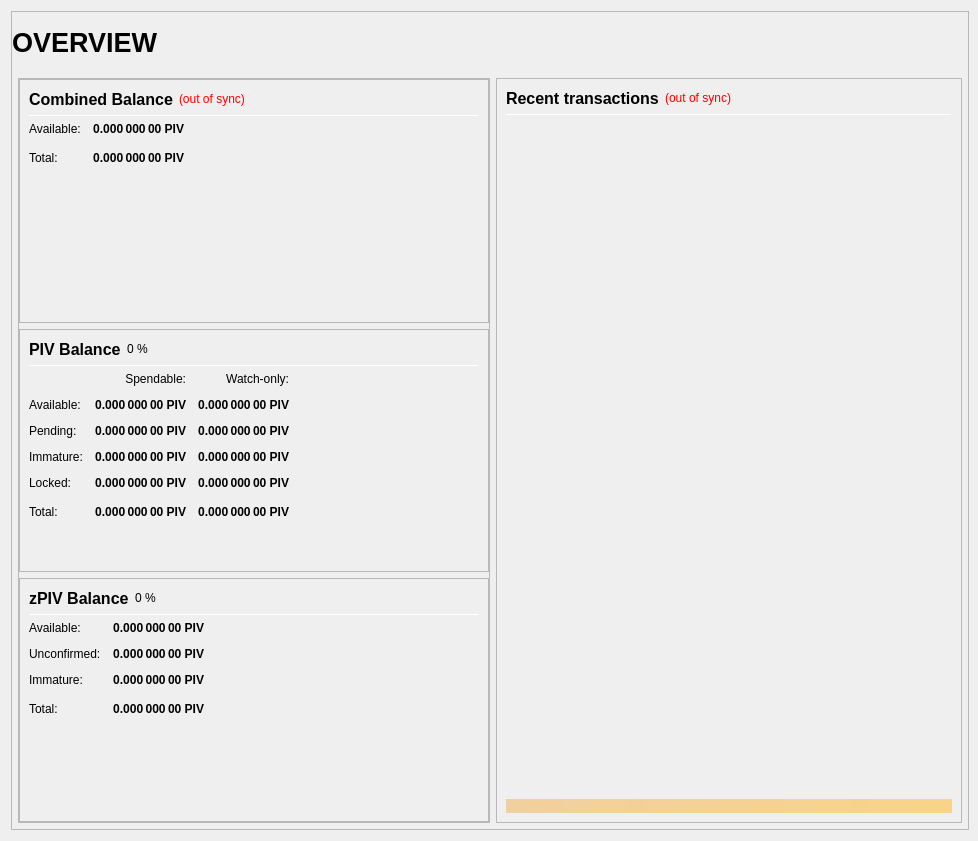
Before: the Qt Designer form src/qt/forms/overviewpage.ui in Bittoriumv2/Bittorium, drawn with Qt 5.
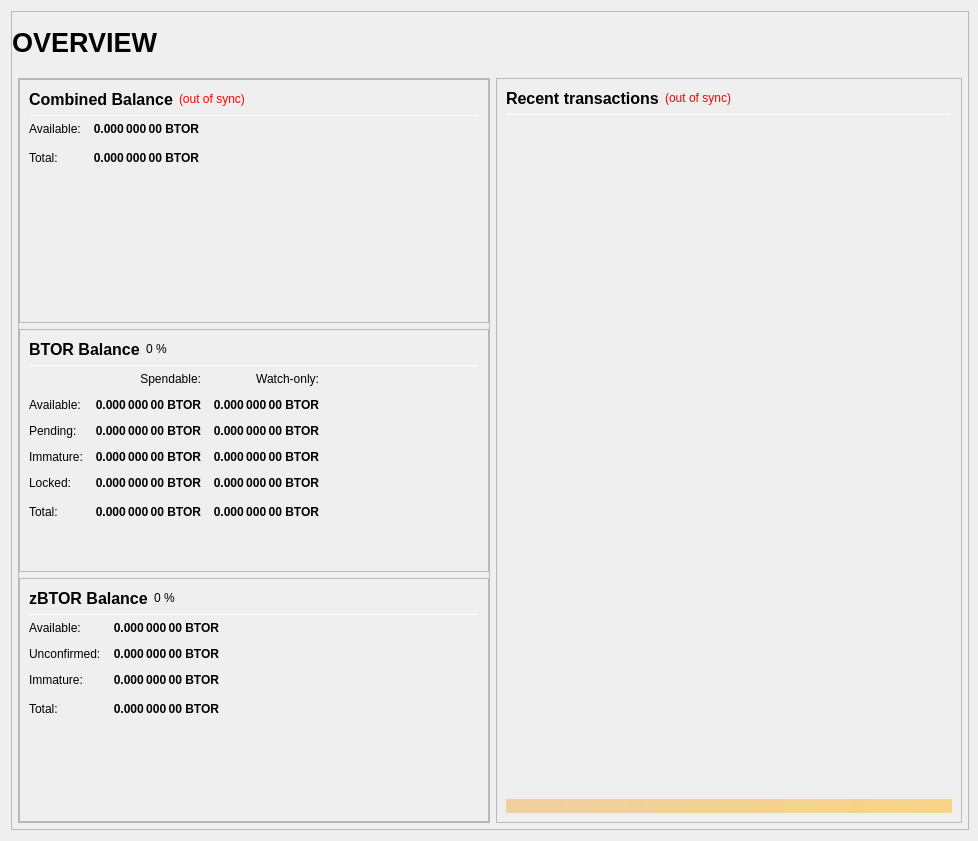
After: the same form once the commit is applied.

What changed in the file:
```diff
--- a/src/qt/forms/overviewpage.ui
+++ b/src/qt/forms/overviewpage.ui
@@ -333,7 +333,7 @@
                           <string>Your current spendable balance</string>
                          </property>
                          <property name="text">
-                          <string notr="true">0.000 000 00 PIV</string>
+                          <string notr="true">0.000 000 00 BTOR</string>
                          </property>
                          <property name="alignment">
                           <set>Qt::AlignRight|Qt::AlignTrailing|Qt::AlignVCenter</set>
@@ -365,7 +365,7 @@
                           <string>Total Balance, including all unavailable coins.</string>
                          </property>
                          <property name="text">
-                          <string notr="true">0.000 000 00 PIV</string>
+                          <string notr="true">0.000 000 00 BTOR</string>
                          </property>
                          <property name="alignment">
                           <set>Qt::AlignRight|Qt::AlignTrailing|Qt::AlignVCenter</set>
@@ -433,7 +433,7 @@
                           </font>
                          </property>
                          <property name="text">
-                          <string>PIV Balance</string>
+                          <string>BTOR Balance</string>
                          </property>
                         </widget>
                        </item>
@@ -525,7 +525,7 @@
                           <string>Your current spendable balance</string>
                          </property>
                          <property name="text">
-                          <string notr="true">0.000 000 00 PIV</string>
+                          <string notr="true">0.000 000 00 BTOR</string>
                          </property>
                          <property name="alignment">
                           <set>Qt::AlignRight|Qt::AlignTrailing|Qt::AlignVCenter</set>
@@ -550,7 +550,7 @@
                           <string>Your current balance in watch-only addresses</string>
                          </property>
                          <property name="text">
-                          <string notr="true">0.000 000 00 PIV</string>
+                          <string notr="true">0.000 000 00 BTOR</string>
                          </property>
                          <property name="alignment">
                           <set>Qt::AlignRight|Qt::AlignTrailing|Qt::AlignVCenter</set>
@@ -582,7 +582,7 @@
                           <string>Total of transactions that have yet to be confirmed, and do not yet count toward the spendable balance</string>
                          </property>
                          <property name="text">
-                          <string notr="true">0.000 000 00 PIV</string>
+                          <string notr="true">0.000 000 00 BTOR</string>
                          </property>
                          <property name="alignment">
                           <set>Qt::AlignRight|Qt::AlignTrailing|Qt::AlignVCenter</set>
@@ -607,7 +607,7 @@
                           <string>Unconfirmed transactions to watch-only addresses</string>
                          </property>
                          <property name="text">
-                          <string notr="true">0.000 000 00 PIV</string>
+                          <string notr="true">0.000 000 00 BTOR</string>
                          </property>
                          <property name="alignment">
                           <set>Qt::AlignRight|Qt::AlignTrailing|Qt::AlignVCenter</set>
@@ -639,7 +639,7 @@
                           <string>Staked or masternode rewards that has not yet matured</string>
                          </property>
                          <property name="text">
-                          <string notr="true">0.000 000 00 PIV</string>
+                          <string notr="true">0.000 000 00 BTOR</string>
                          </property>
                          <property name="alignment">
                           <set>Qt::AlignRight|Qt::AlignTrailing|Qt::AlignVCenter</set>
@@ -664,7 +664,7 @@
                           <string>Staked or masternode rewards in watch-only addresses that has not yet matured</string>
                          </property>
                          <property name="text">
-                          <string notr="true">0.000 000 00 PIV</string>
+                          <string notr="true">0.000 000 00 BTOR</string>
                          </property>
                          <property name="alignment">
                           <set>Qt::AlignRight|Qt::AlignTrailing|Qt::AlignVCenter</set>
@@ -699,7 +699,7 @@
                           <string>Locked PIV or Masternode collaterals. These are excluded from zPIV minting.</string>
                          </property>
                          <property name="text">
-                          <string notr="true">0.000 000 00 PIV</string>
+                          <string notr="true">0.000 000 00 BTOR</string>
                          </property>
                          <property name="alignment">
                           <set>Qt::AlignRight|Qt::AlignTrailing|Qt::AlignVCenter</set>
@@ -724,7 +724,7 @@
                           <string>Current locked balance in watch-only addresses</string>
                          </property>
                          <property name="text">
-                          <string notr="true">0.000 000 00 PIV</string>
+                          <string notr="true">0.000 000 00 BTOR</string>
                          </property>
                          <property name="alignment">
                           <set>Qt::AlignRight|Qt::AlignTrailing|Qt::AlignVCenter</set>
@@ -759,7 +759,7 @@
                           <string>Your current bittorium balance, unconfirmed and immature transactions included</string>
                          </property>
                          <property name="text">
-                          <string notr="true">0.000 000 00 PIV</string>
+                          <string notr="true">0.000 000 00 BTOR</string>
                          </property>
                          <property name="alignment">
                           <set>Qt::AlignRight|Qt::AlignTrailing|Qt::AlignVCenter</set>
@@ -784,7 +784,7 @@
                           <string>Current total balance in watch-only addresses</string>
                          </property>
                          <property name="text">
-                          <string notr="true">0.000 000 00 PIV</string>
+                          <string notr="true">0.000 000 00 BTOR</string>
                          </property>
                          <property name="alignment">
                           <set>Qt::AlignRight|Qt::AlignTrailing|Qt::AlignVCenter</set>
@@ -852,7 +852,7 @@
                           </font>
                          </property>
                          <property name="text">
-                          <string>zPIV Balance</string>
+                          <string>zBTOR Balance</string>
                          </property>
                         </widget>
                        </item>
@@ -926,7 +926,7 @@
 These zPIV are spendable.</string>
                          </property>
                          <property name="text">
-                          <string notr="true">0.000 000 00 PIV</string>
+                          <string notr="true">0.000 000 00 BTOR</string>
                          </property>
                          <property name="alignment">
                           <set>Qt::AlignRight|Qt::AlignTrailing|Qt::AlignVCenter</set>
@@ -957,7 +957,7 @@
 Immature: confirmed, but less than 1 mint of the same denomination after it was minted</string>
                          </property>
                          <property name="text">
-                          <string notr="true">0.000 000 00 PIV</string>
+                          <string notr="true">0.000 000 00 BTOR</string>
                          </property>
                          <property name="alignment">
                           <set>Qt::AlignRight|Qt::AlignTrailing|Qt::AlignVCenter</set>
@@ -988,7 +988,7 @@
 Immature: confirmed, but less than 1 mint of the same denomination after it was minted</string>
                          </property>
                          <property name="text">
-                          <string notr="true">0.000 000 00 PIV</string>
+                          <string notr="true">0.000 000 00 BTOR</string>
                          </property>
                          <property name="alignment">
                           <set>Qt::AlignRight|Qt::AlignTrailing|Qt::AlignVCenter</set>
@@ -1020,7 +1020,7 @@
                           <string>Your current zPIV balance, unconfirmed and immature zPIV included.</string>
                          </property>
                          <property name="text">
-                          <string notr="true">0.000 000 00 PIV</string>
+                          <string notr="true">0.000 000 00 BTOR</string>
                          </property>
                          <property name="alignment">
                           <set>Qt::AlignRight|Qt::AlignTrailing|Qt::AlignVCenter</set>
```
Left out of the diff: 16 changed lines with no effect on the pictures.
